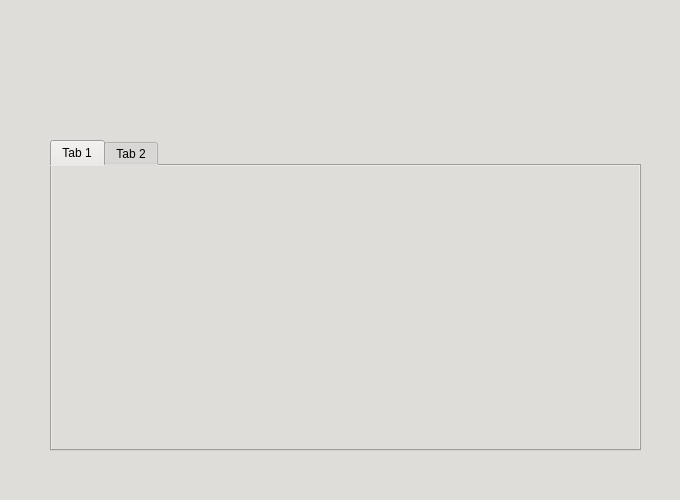
Above: UI/main.ui from nssmelmsr/CentroVeterinario before the change. Below: the same form after it.
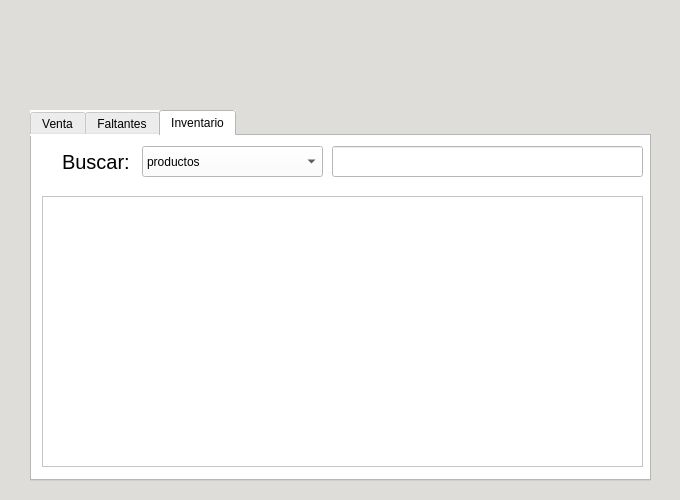
That is the form after the change. Icons and pictures are not drawn.

What changed in the file:
```diff
--- a/UI/main.ui
+++ b/UI/main.ui
@@ -14,13 +14,19 @@
    <string>MainWindow</string>
   </property>
   <widget class="QWidget" name="centralwidget">
+   <property name="maximumSize">
+    <size>
+     <width>680</width>
+     <height>500</height>
+    </size>
+   </property>
    <widget class="QStackedWidget" name="stackedWidget">
     <property name="geometry">
      <rect>
       <x>0</x>
       <y>0</y>
-      <width>681</width>
-      <height>501</height>
+      <width>680</width>
+      <height>500</height>
      </rect>
     </property>
     <property name="minimumSize">
@@ -29,6 +35,12 @@
       <height>500</height>
      </size>
     </property>
+    <property name="maximumSize">
+     <size>
+      <width>680</width>
+      <height>500</height>
+     </size>
+    </property>
     <property name="autoFillBackground">
      <bool>false</bool>
     </property>
@@ -258,24 +270,100 @@
      <widget class="QTabWidget" name="tabWidget">
       <property name="geometry">
        <rect>
-        <x>50</x>
-        <y>140</y>
-        <width>591</width>
-        <height>311</height>
+        <x>30</x>
+        <y>110</y>
+        <width>621</width>
+        <height>371</height>
        </rect>
       </property>
+      <property name="styleSheet">
+       <string notr="true">background-color:rgba(255, 255, 255, 0);background-color:rgba(0, 0, 0, 0);background-color:rgba(255, 255, 255, 255);color:black</string>
+      </property>
       <property name="currentIndex">
-       <number>0</number>
+       <number>2</number>
       </property>
       <widget class="QWidget" name="tab">
        <attribute name="title">
-        <string>Tab 1</string>
+        <string>Venta</string>
        </attribute>
       </widget>
       <widget class="QWidget" name="tab_2">
        <attribute name="title">
-        <string>Tab 2</string>
+        <string>Faltantes</string>
        </attribute>
+       <widget class="QTableView" name="table_falt">
+        <property name="geometry">
+         <rect>
+          <x>5</x>
+          <y>1</y>
+          <width>611</width>
+          <height>341</height>
+         </rect>
+        </property>
+       </widget>
+      </widget>
+      <widget class="QWidget" name="tab_inventario">
+       <attribute name="title">
+        <string>Inventario</string>
+       </attribute>
+       <widget class="QTableView" name="table_inv">
+        <property name="geometry">
+         <rect>
+          <x>10</x>
+          <y>60</y>
+          <width>601</width>
+          <height>271</height>
+         </rect>
+        </property>
+       </widget>
+       <widget class="QLineEdit" name="inv_le">
+        <property name="geometry">
+         <rect>
+          <x>300</x>
+          <y>10</y>
+          <width>311</width>
+          <height>31</height>
+         </rect>
+        </property>
+       </widget>
+       <widget class="QComboBox" name="inv_comboBox">
+        <property name="geometry">
+         <rect>
+          <x>110</x>
+          <y>10</y>
+          <width>181</width>
+          <height>31</height>
+         </rect>
+        </property>
+        <item>
+         <property name="text">
+          <string>productos</string>
+         </property>
+        </item>
+        <item>
+         <property name="text">
+          <string>servicios</string>
+         </property>
+        </item>
+       </widget>
+       <widget class="QLabel" name="label_search">
+        <property name="geometry">
+         <rect>
+          <x>30</x>
+          <y>10</y>
+          <width>71</width>
+          <height>31</height>
+         </rect>
+        </property>
+        <property name="font">
+         <font>
+          <pointsize>15</pointsize>
+         </font>
+        </property>
+        <property name="text">
+         <string>Buscar:</string>
+        </property>
+       </widget>
       </widget>
      </widget>
      <widget class="QLabel" name="Logo_label_2">
```
Left out of the diff: 178 changed lines with no effect on the pictures.
